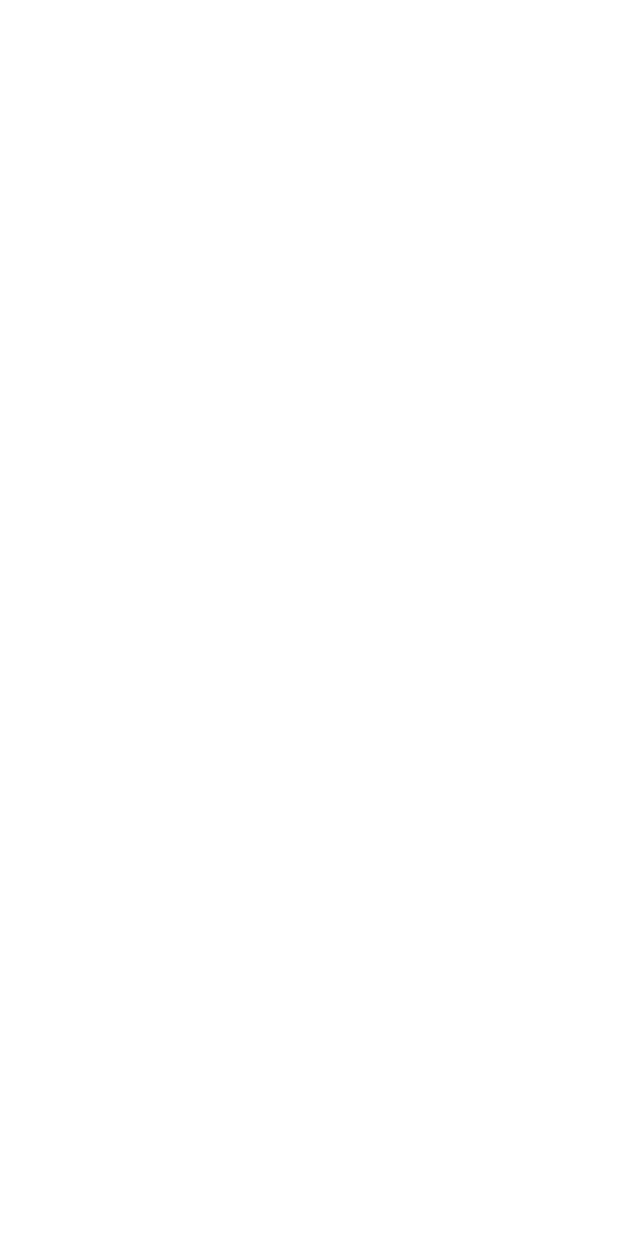
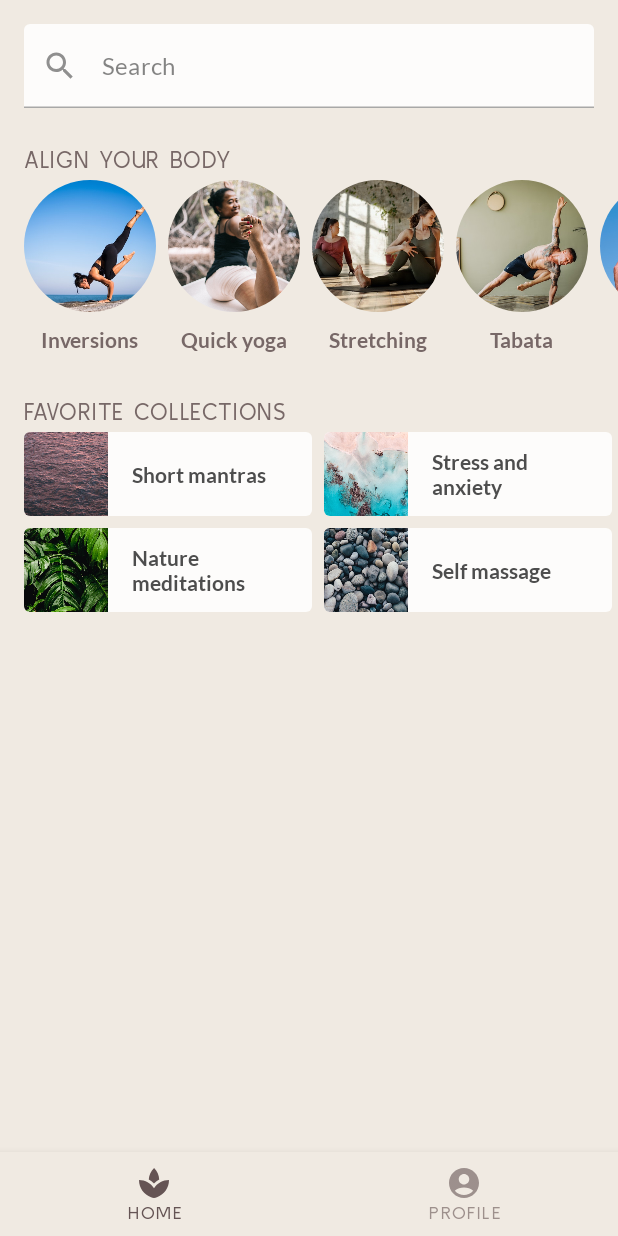
Before and after one commit to simplekjl/LetsCompose, an Android app built with Jetpack Compose: the screen it shows after launch (MainActivity), on a phone screen of 412 x 824 dp. Before the commit the screen is empty. Run offline under Robolectric (Android 15) with nearby library versions, the light colour scheme and no system bars.

Commit message:
Adding last part of the screen in a Scaffold

```diff
--- a/BasicLayoutsCodelab/app/src/main/java/com/codelab/basiclayouts/MainActivity.kt
+++ b/BasicLayoutsCodelab/app/src/main/java/com/codelab/basiclayouts/MainActivity.kt
@@ -46,6 +46,7 @@ import androidx.compose.material.BottomNavigation
 import androidx.compose.material.BottomNavigationItem
 import androidx.compose.material.Icon
 import androidx.compose.material.MaterialTheme
+import androidx.compose.material.Scaffold
 import androidx.compose.material.Surface
 import androidx.compose.material.Text
 import androidx.compose.material.TextField
@@ -178,8 +179,8 @@ fun FavoriteCollectionsGrid(
 ) {
     LazyHorizontalGrid(
         rows = GridCells.Fixed(2),
-        modifier = modifier.height(125.dp),
-        contentPadding = PaddingValues(16.dp),
+        modifier = modifier.height(120.dp),
+        contentPadding = PaddingValues(horizontal = 16.dp),
         horizontalArrangement = Arrangement.spacedBy(8.dp),
         verticalArrangement = Arrangement.spacedBy(8.dp)
     ) {
@@ -220,9 +221,8 @@ fun HomeScreen(modifier: Modifier = Modifier) {
             .verticalScroll(rememberScrollState())
             .padding(vertical = 16.dp)
     ) {
-        Spacer(Modifier.height(16.dp))
         SearchBar(Modifier.padding(horizontal = 16.dp))
-        HomeSection(title = R.string.favorite_collections) {
+        HomeSection(title = R.string.align_your_body) {
             AlignYourBodyRow()
         }
         HomeSection(title = R.string.favorite_collections) {
@@ -254,7 +254,11 @@ private fun SootheBottomNavigation(modifier: Modifier = Modifier) {
 // Step: MySoothe App - Scaffold
 @Composable
 fun MySootheApp() {
-    // Implement composable here
+    MySootheTheme {
+        Scaffold(bottomBar = { SootheBottomNavigation() }) { paddingValues ->
+            HomeScreen(Modifier.padding(paddingValues))
+        }
+    }
 }
 
 private val alignYourBodyData = listOf(
```
